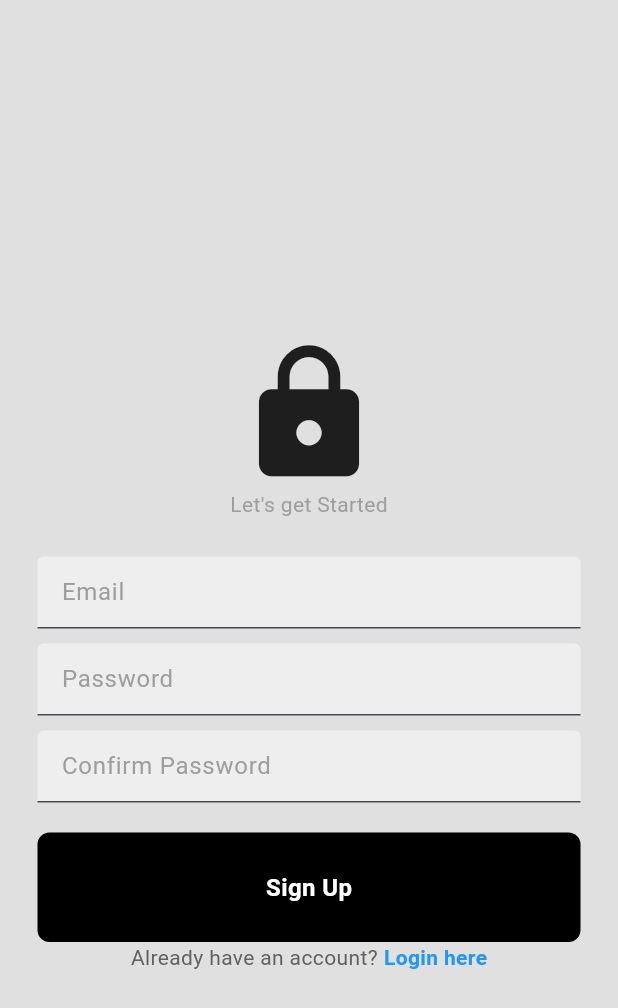
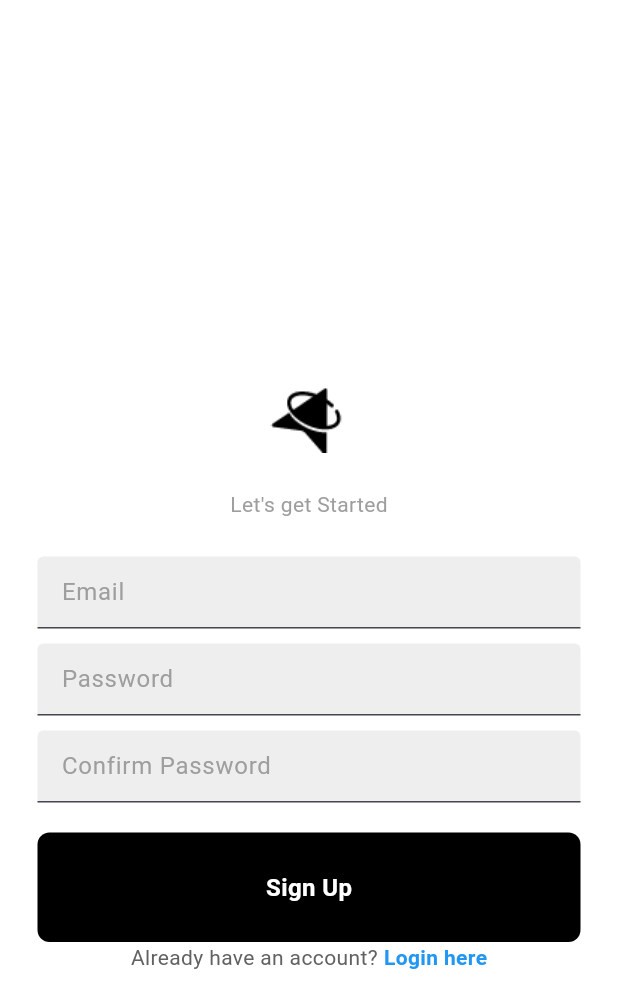
Before and after one commit to ettorto/Fillahub, a Flutter app: the screen it shows after launch, after a tap on "Register now", on a phone screen of 412 x 824 dp. Shown: the top 1008 px of the screen. Run offline on Flutter 3.47's test engine with Material 3 defaults, Android fonts, the phone set to English and light mode, and no system bars; our stand-ins replace cloud_firestore, firebase_auth, firebase_core, firebase_messaging, firebase_storage, geolocator and 1 more; accounts and stored records are empty; network calls fail.

Commit message:
new changes

```diff
--- /dev/null
+++ b/lib/api/firebase_api.dart
@@ -0,0 +1,46 @@
+import 'package:firebase_auth/firebase_auth.dart';
+import 'package:firebase_messaging/firebase_messaging.dart';
+import 'package:cloud_firestore/cloud_firestore.dart';
+
+import '../main.dart';
+
+class FirebaseApi {
+  final _firebaseMessaging = FirebaseMessaging.instance;
+
+  Future<void> initNotifications() async {
+    await _firebaseMessaging.requestPermission();
+    final fCMToken = await _firebaseMessaging.getToken();
+    print('Token: $fCMToken');
+
+    if (fCMToken != null) {
+      final user = FirebaseAuth.instance.currentUser;
+      if (user != null) {
+        await FirebaseFirestore.instance
+            .collection('fcmTokens')
+            .doc(fCMToken)
+            .set({'uid': user.uid});
+      }
+    }
+  }
+
+  void handleMessage(RemoteMessage? message) {
+    if (message == null) return;
+
+    navigatorKey.currentState?.pushNamed(
+      'home_screen',
+      arguments: {'postId': message.data['postId']},
+    );
+  }
+
+  Future<RemoteMessage?> getInitialMessage() async {
+    return await FirebaseMessaging.instance.getInitialMessage();
+  }
+
+  Future<void> initPushNotifications() async {
+    FirebaseMessaging.instance.getInitialMessage().then(handleMessage);
+    FirebaseMessaging.onMessageOpenedApp.listen(handleMessage);
+    FirebaseMessaging.onMessage.listen((RemoteMessage message) {
+      // Handle foreground notifications if needed
+    });
+  }
+}
--- a/lib/components/drawer.dart
+++ b/lib/components/drawer.dart
@@ -14,7 +14,7 @@ class MyDrawer extends StatelessWidget {
   @override
   Widget build(BuildContext context) {
     return Drawer(
-        backgroundColor: Colors.grey[800],
+        backgroundColor: const Color.fromARGB(255, 0, 0, 0),
         child: Column(
           mainAxisAlignment: MainAxisAlignment.spaceBetween,
           children: [
--- a/lib/components/splash_screen.dart
+++ b/lib/components/splash_screen.dart
@@ -1,3 +1,4 @@
+import 'package:fillahub/api/firebase_api.dart';
 import 'package:fillahub/auth/auth.dart';
 import 'package:flutter/material.dart';
 
@@ -10,7 +11,19 @@ class _SplashScreenState extends State<SplashScreen> {
   @override
   void initState() {
     super.initState();
-    _navigateToAuthPage();
+    _checkInitialMessage();
+  }
+
+  Future<void> _checkInitialMessage() async {
+    final initialMessage = await FirebaseApi().getInitialMessage();
+    if (initialMessage != null) {
+      Navigator.of(context).pushReplacementNamed(
+        'home_screen',
+        arguments: {'postId': initialMessage.data['postId']},
+      );
+    } else {
+      _navigateToAuthPage();
+    }
   }
 
   _navigateToAuthPage() async {
@@ -22,11 +35,15 @@ class _SplashScreenState extends State<SplashScreen> {
   Widget build(BuildContext context) {
     return const Scaffold(
       body: Center(
-        child:  Column(
+        child: Column(
           mainAxisAlignment: MainAxisAlignment.center,
           children: [
-            // Add your logo or splash screen content here
-            FlutterLogo(size: 100),
+
+            Image(
+              image: AssetImage('assets/images/fillahub1.png'),
+              width: 100,
+              height: 100,
+            ),
             SizedBox(height: 20),
             Text('Welcome to Fillahub', style: TextStyle(fontSize: 24)),
           ],
--- a/lib/main.dart
+++ b/lib/main.dart
@@ -1,13 +1,19 @@
+import 'package:fillahub/api/firebase_api.dart';
 import 'package:fillahub/components/splash_screen.dart';
+import 'package:fillahub/pages/home_page.dart';
 import 'package:flutter/material.dart';
 import 'package:firebase_core/firebase_core.dart';
 import 'firebase_options.dart';
+
+final navigatorKey = GlobalKey<NavigatorState>();
 
 void main() async {
   WidgetsFlutterBinding.ensureInitialized();
   await Firebase.initializeApp(
     options: DefaultFirebaseOptions.currentPlatform,
   );
+  await FirebaseApi().initNotifications();
+
   runApp(const MyApp());
 }
 
@@ -16,9 +22,25 @@ class MyApp extends StatelessWidget {
 
   @override
   Widget build(BuildContext context) {
-    return  MaterialApp(
+    return MaterialApp(
       debugShowCheckedModeBanner: false,
-      home:SplashScreen(),
+      navigatorKey: navigatorKey,
+      home: SplashScreen(),
+      routes: {
+        'home_screen': (context) => const HomePage(),
+      },
+      onGenerateRoute: (settings) {
+        if (settings.name == 'home_screen') {
+          final args = settings.arguments as Map<String, dynamic>?;
+          final postId = args?['postId'] as String?;
+          return MaterialPageRoute(
+            builder: (context) {
+              return HomePage(postId: postId);
+            },
+          );
+        }
+        return null;
+      },
     );
   }
 }
--- a/lib/pages/login_page.dart
+++ b/lib/pages/login_page.dart
@@ -74,7 +74,7 @@ class _LoginPageState extends State<LoginPage> {
   @override
   Widget build(BuildContext context) {
     return Scaffold(
-      backgroundColor: Colors.grey[300],
+      backgroundColor: Colors.white,
       body: SafeArea(
         child: RefreshIndicator(
           onRefresh: _refresh,
@@ -86,9 +86,10 @@ class _LoginPageState extends State<LoginPage> {
                   mainAxisAlignment: MainAxisAlignment.center,
                   children: [
                     const SizedBox(height: 50),
-                    Icon(
-                      Icons.lock,
-                      size: 100,
+                    Image.asset(
+                      'assets/images/fillahub1.png',
+                      width: 100,
+                      height: 100,
                     ),
                     const Text(
                       "Welcome back, you've been missed!",
--- a/lib/pages/profile_page.dart
+++ b/lib/pages/profile_page.dart
@@ -118,14 +118,16 @@ class _ProfilePageState extends State<ProfilePage> {
   @override
   Widget build(BuildContext context) {
     return Scaffold(
-      backgroundColor: Colors.grey[300],
+      backgroundColor: Colors.white,
       appBar: AppBar(
         title: const Text(
           "Profile Page",
           textAlign: TextAlign.center,
           style: TextStyle(color: Colors.white),
         ),
-        backgroundColor: Colors.grey[900],
+        backgroundColor: const Color.fromARGB(255, 0, 0, 0),
+        centerTitle: true,
+        iconTheme: IconThemeData(color: Colors.white), // Set back button color to white
       ),
       body: RefreshIndicator(
         onRefresh: _refresh,
--- a/lib/pages/register_page.dart
+++ b/lib/pages/register_page.dart
@@ -85,7 +85,7 @@ class _RegisterPageState extends State<RegisterPage> {
   @override
   Widget build(BuildContext context) {
     return Scaffold(
-      backgroundColor: Colors.grey[300],
+      backgroundColor: Colors.white,
       body: SafeArea(
         child: RefreshIndicator(
           onRefresh: _refresh,
@@ -97,9 +97,10 @@ class _RegisterPageState extends State<RegisterPage> {
                   mainAxisAlignment: MainAxisAlignment.center,
                   children: [
                     const SizedBox(height: 50),
-                    Icon(
-                      Icons.lock,
-                      size: 100,
+                    Image.asset(
+                      'assets/images/fillahub1.png',
+                      width: 100,
+                      height: 100,
                     ),
                     const Text(
                       "Let's get Started",
```
Also changed, not shown: lib/components/filla_posts.dart (+15 -8 lines), lib/pages/home_page.dart (+104 -18 lines), lib/pages/notification_page.dart (added, +23 -0 lines), pubspec.yaml (+12 -3 lines), assets/images/fillahub1.png (added), pubspec.lock, 5 other files.
